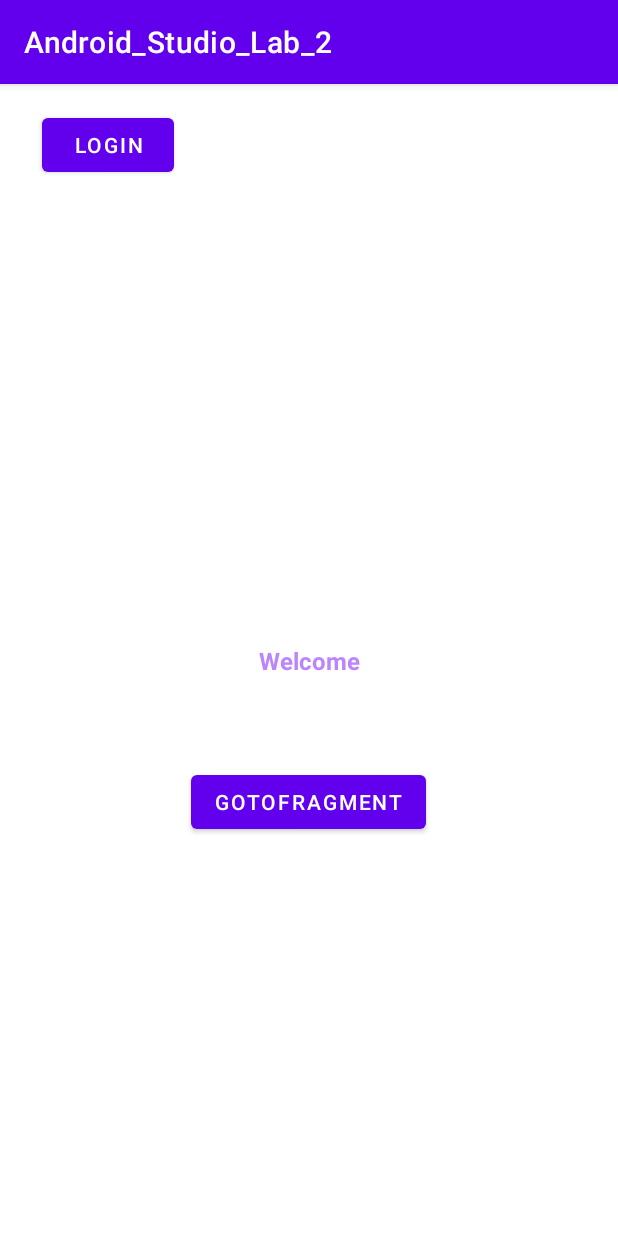
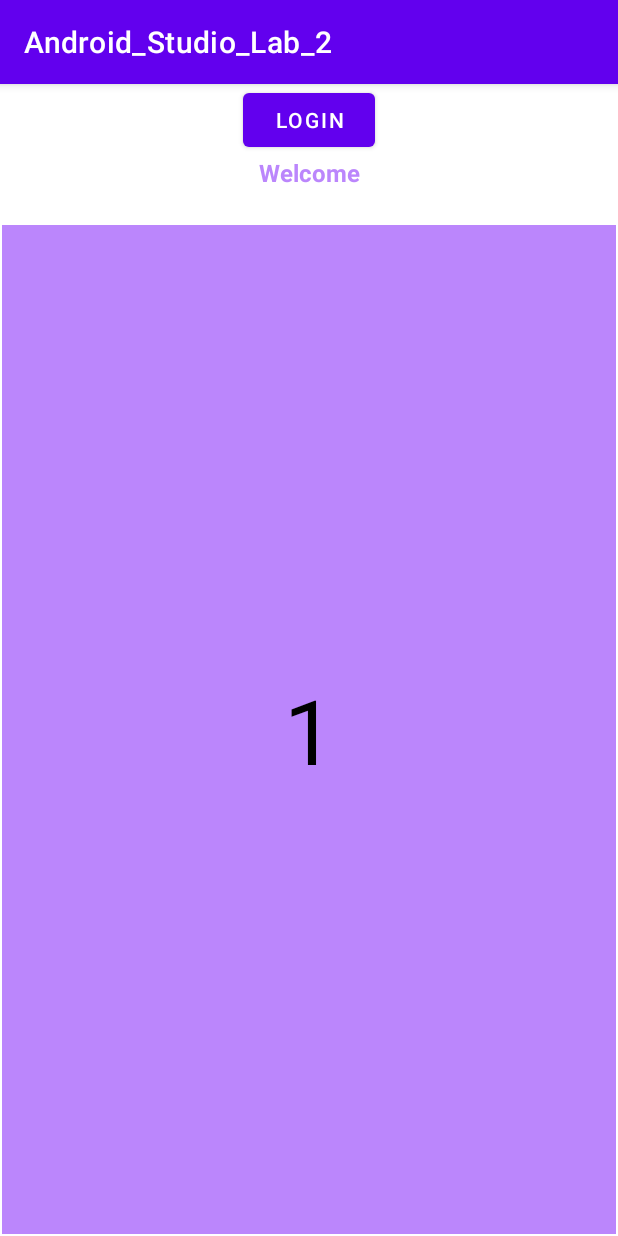
Before and after one commit to zannatulpinky/zannatulpinky, an Android app: the screen it shows after launch (MainActivity), on a phone screen of 412 x 824 dp. Run offline under Robolectric (Android 15) with nearby library versions, the phone set to English and light mode, and no system bars.

Commit message:
Fragment upgrade

```diff
--- a/app/src/main/java/com/annul/app/MainActivity.kt
+++ b/app/src/main/java/com/annul/app/MainActivity.kt
@@ -15,17 +15,10 @@ class MainActivity : AppCompatActivity() {
 
         val loginBtn = findViewById<Button>(R.id.button)
         val firstText = findViewById<TextView>(R.id.textView2)
-        val fragmentBtn = findViewById<Button>(R.id.fragmentBtn)
 
         loginBtn.setOnClickListener {
             val intent = Intent (this, LoginActivity::class.java)
             startActivity(intent)
         }
-
-        fragmentBtn.setOnClickListener {
-            val intent = Intent (this, FragmentActivity::class.java)
-            startActivity(intent)
-        }
-
     }
 }
--- a/app/src/main/res/layout/activity_main.xml
+++ b/app/src/main/res/layout/activity_main.xml
@@ -14,35 +14,34 @@
         android:textColor="@color/purple_200"
         android:textSize="16dp"
         android:textStyle="bold"
-        app:layout_constraintBottom_toBottomOf="parent"
         app:layout_constraintLeft_toLeftOf="parent"
         app:layout_constraintRight_toRightOf="parent"
-        app:layout_constraintTop_toTopOf="parent" />
+        app:layout_constraintTop_toBottomOf="@+id/button" />
 
     <Button
         android:id="@+id/button"
         android:layout_width="wrap_content"
         android:layout_height="wrap_content"
         android:text="Login"
-        app:layout_constraintBottom_toBottomOf="parent"
         app:layout_constraintEnd_toEndOf="parent"
-        app:layout_constraintHorizontal_bias="0.086"
         app:layout_constraintStart_toStartOf="parent"
-        app:layout_constraintTop_toTopOf="parent"
-        app:layout_constraintVertical_bias="0.023" />
+        app:layout_constraintTop_toTopOf="parent"/>
 
-    <Button
-        android:id="@+id/fragmentBtn"
-        android:layout_width="wrap_content"
-        android:layout_height="wrap_content"
-        android:layout_marginStart="158dp"
-        android:layout_marginTop="50dp"
-        android:layout_marginEnd="159dp"
-        android:layout_marginBottom="256dp"
-        android:text="GoToFragment"
+
+    <androidx.fragment.app.FragmentContainerView
+        android:id="@+id/fragmentContainerView"
+        android:name="androidx.navigation.fragment.NavHostFragment"
+        android:layout_width="0dp"
+        android:layout_height="0dp"
+        android:layout_marginStart="1dp"
+        android:layout_marginTop="24dp"
+        android:layout_marginEnd="1dp"
+        android:layout_marginBottom="1dp"
+        app:defaultNavHost="true"
         app:layout_constraintBottom_toBottomOf="parent"
         app:layout_constraintEnd_toEndOf="parent"
         app:layout_constraintStart_toStartOf="parent"
-        app:layout_constraintTop_toBottomOf="@+id/textView2" />
+        app:layout_constraintTop_toBottomOf="@+id/textView2"
+        app:navGraph="@navigation/my_nav" />
 
 </androidx.constraintlayout.widget.ConstraintLayout>
```
